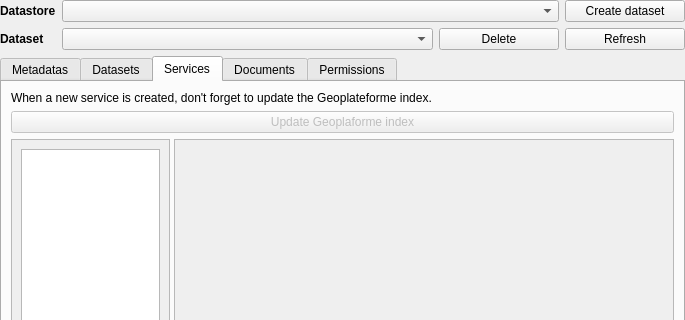
First picture: the form in geoplateforme/gui/dashboard/wdg_dashboard.ui, repository Geoplateforme/plugin-qgis-geoplateforme, before the edit; both pictures show x 0 to 685 and y 0 to 320 of the 685 by 597 pixel window.
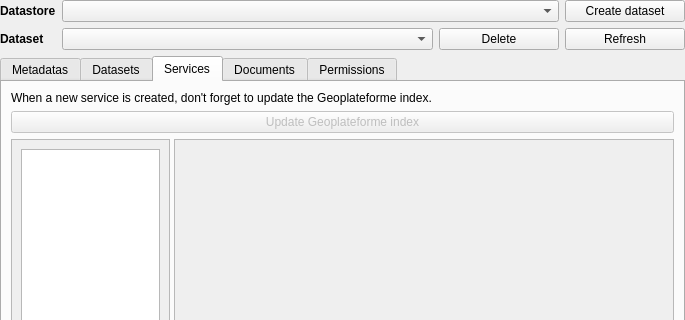
Second picture: the form after the edit. The open tabs and pages were chosen to show the change. Custom widgets are drawn as their Qt base class.

Commit message: Fix typo in button text in wdg_dashboard.ui

```diff
--- a/geoplateforme/gui/dashboard/wdg_dashboard.ui
+++ b/geoplateforme/gui/dashboard/wdg_dashboard.ui
@@ -324,7 +324,7 @@
             <bool>false</bool>
            </property>
            <property name="text">
-            <string>Update Geoplaforme index</string>
+            <string>Update Geoplateforme index</string>
            </property>
            <property name="checkable">
             <bool>false</bool>
```
